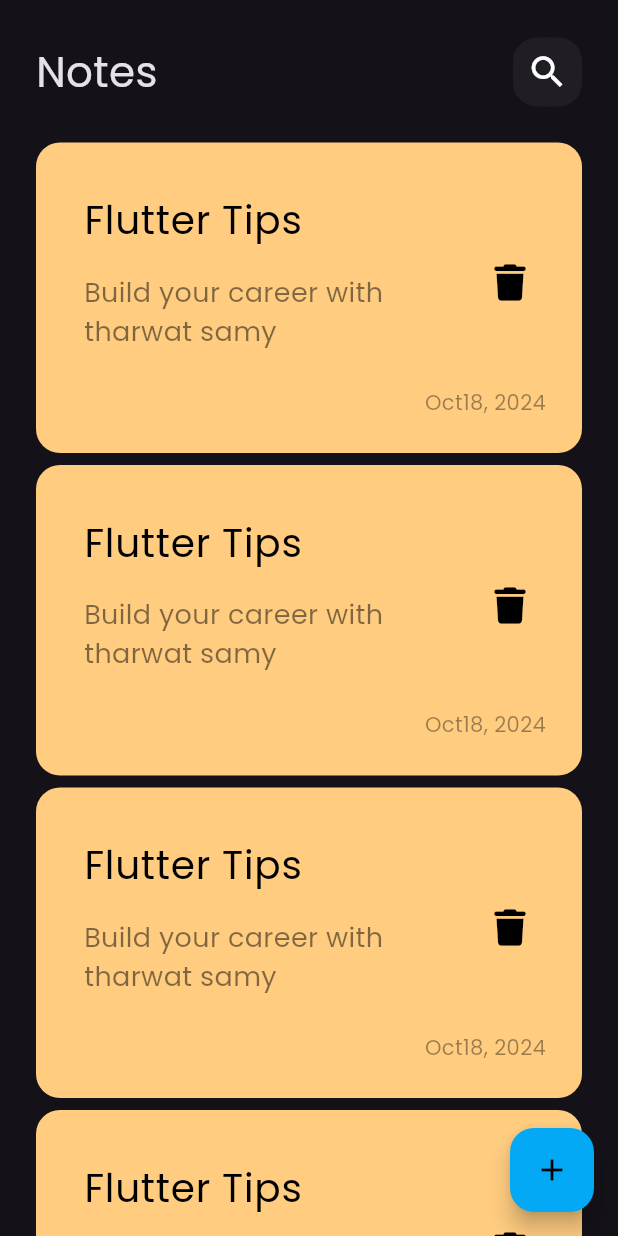
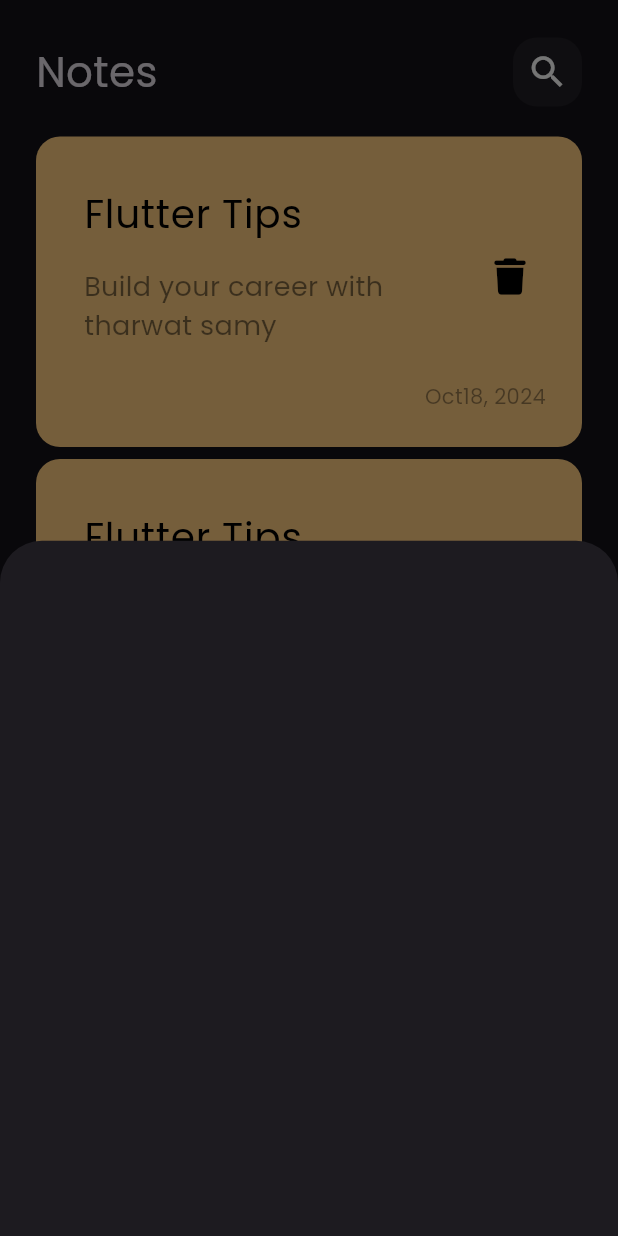
Before and after one commit to AmmarHabbab/NotesApp, a Flutter app: the screen it shows after launch, after a tap on the "add" icon, on a phone screen of 412 x 824 dp. Run offline on Flutter 3.47's test engine with Material 3 defaults, Android fonts, the phone set to English and light mode, and no system bars; our stand-ins replace font_awesome_flutter.

Commit message:
Show Modal Bottom Sheet

```diff
--- a/lib/views/notes_view.dart
+++ b/lib/views/notes_view.dart
@@ -1,5 +1,6 @@
 import 'package:flutter/material.dart';
 
+import '../widgets/add_note_bottom_sheet.dart';
 import '../widgets/notes_view_body.dart';
 
 class NotesView extends StatelessWidget {
@@ -11,7 +12,13 @@ class NotesView extends StatelessWidget {
       floatingActionButton: FloatingActionButton(
         backgroundColor: Colors.lightBlue,
         foregroundColor: Colors.black,
-        onPressed: () {},
+        onPressed: () {
+          showModalBottomSheet(
+              context: context,
+              builder: (context) {
+                return const AddNoteButtonSheet();
+              });
+        },
         child: const Icon(
           Icons.add,
         ),
--- /dev/null
+++ b/lib/widgets/add_note_bottom_sheet.dart
@@ -0,0 +1,10 @@
+import 'package:flutter/material.dart';
+
+class AddNoteButtonSheet extends StatelessWidget {
+  const AddNoteButtonSheet({super.key});
+
+  @override
+  Widget build(BuildContext context) {
+    return Container();
+  }
+}
--- a/lib/widgets/notes_list_view.dart
+++ b/lib/widgets/notes_list_view.dart
@@ -7,11 +7,16 @@ class NotesListView extends StatelessWidget {
   final data = const [Colors.accents, Colors.red, Colors.orange];
   @override
   Widget build(BuildContext context) {
-    return ListView.builder(itemBuilder: (context, index) {
-      return const Padding(
-        padding: EdgeInsets.symmetric(vertical: 4),
-        child: NoteItem(),
-      );
-    });
+    return Padding(
+      padding: const EdgeInsets.symmetric(vertical: 16),
+      child: ListView.builder(
+          padding: EdgeInsets.zero,
+          itemBuilder: (context, index) {
+            return const Padding(
+              padding: EdgeInsets.symmetric(vertical: 4),
+              child: NoteItem(),
+            );
+          }),
+    );
   }
 }
--- a/lib/widgets/notes_view_body.dart
+++ b/lib/widgets/notes_view_body.dart
@@ -17,9 +17,6 @@ class NotesViewBody extends StatelessWidget {
             height: 25,
           ),
           CustomAppBar(),
-          SizedBox(
-            height: 20,
-          ),
           Expanded(
               child:
                   NotesListView()), // to use expanded u must use with widgets that are flex like column and row but u cant use it in stack for example cuz its not flex and be aware that sometimes this may not throw and exception on screen
```
